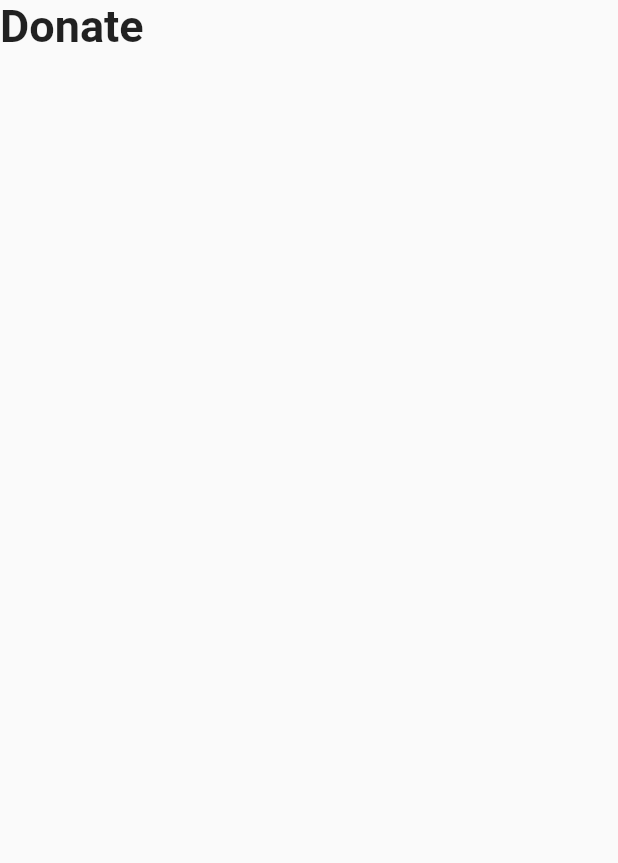
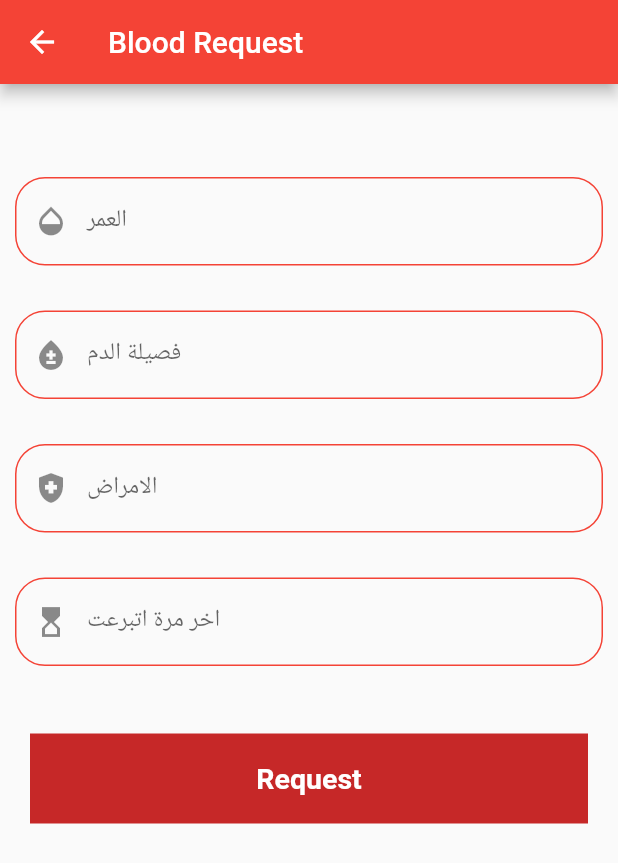
Before and after one commit to NehalAs/Medical_Emergency_App-graduation_project-, a Flutter app: the Donate screen opened directly, on a phone screen of 412 x 824 dp. Shown: the top 863 px of the screen. Run offline on Flutter 3.47's test engine with Material 2 defaults, Android fonts, the phone set to English and light mode, and no system bars; our stand-ins replace bloc, conditional_builder_null_safety, firebase_auth, firebase_core, flutter_bloc, geocoding and 3 more; missing offline and left inert: animated_floating_buttons; accounts and stored records are empty; network calls fail.

Commit message:
2_list_request

```diff
--- a/lib/modules/blood/Donate.dart
+++ b/lib/modules/blood/Donate.dart
@@ -1,16 +1,121 @@
 import 'package:flutter/material.dart';
+import 'package:flutter_bloc/flutter_bloc.dart';
+import 'package:graduation_project/shared/components/components.dart';
+import 'package:graduation_project/shared/cubit/cubit.dart';
+import 'package:graduation_project/shared/cubit/states.dart';
+import 'package:graduation_project/shared/styles/colors.dart';
 
 class Donate extends StatelessWidget {
-  const Donate({Key? key}) : super(key: key);
 
+  var bloodGroupController = TextEditingController();
+  var diseaseController = TextEditingController();
+  var lasttimeController = TextEditingController();
+  var ageController = TextEditingController();
   @override
   Widget build(BuildContext context) {
-    return  const Scaffold(
-      body: Text(
-        "Donate",
-        style: TextStyle(
-          fontWeight: FontWeight.bold,
-          fontSize: 30.0,
+    return Scaffold(
+      appBar: AppBar(
+        notificationPredicate: defaultScrollNotificationPredicate,
+        title:const Text("Blood Request "),
+      ),
+      body: SingleChildScrollView(
+        child: Padding(
+          padding: const EdgeInsets.symmetric(
+            horizontal: 10,
+            vertical: 32,
+          ),
+          child: Column(
+            children:[
+              const SizedBox(
+                height: 30,
+              ),
+              defaultFormField(
+                controller: ageController,
+                type: TextInputType.number,
+                validate: (value)
+                {
+                  if(value.isEmpty)
+                  {
+                    return 'Age must not be empty';
+                  }
+                },
+                label: 'العمر',
+                prefix: Icon(Icons.opacity),
+              ),
+              const SizedBox(
+                height: 30,
+              ),
+              defaultFormField(
+                controller: bloodGroupController,
+                type: TextInputType.text,
+                validate: (value)
+                {
+                  if(value.isEmpty)
+                  {
+                    return 'Blood Group must not be empty';
+                  }
+                },
+                label: 'فصيلة الدم',
+                prefix: Icon(Icons.bloodtype),
+              ),
+              SizedBox(
+                height: 30,
+              ),
+              defaultFormField(
+                controller: diseaseController,
+                type: TextInputType.text,
+                validate: (value)
+                {
+                  if(value.isEmpty)
+                  {
+                    return 'Disease must not be empty';
+                  }
+                },
+                label: 'الامراض ',
+                prefix: Icon(Icons.health_and_safety),
+              ),
+              SizedBox(
+                height: 30,
+              ),
+              defaultFormField(
+                controller: lasttimeController,
+                type: TextInputType.datetime,
+                validate: (value)
+                {
+                  if(value.isEmpty)
+                  {
+                    return 'Last Time must not be empty';
+                  }
+                },
+                label: 'اخر مرة اتبرعت ',
+                prefix: Icon(Icons.hourglass_top),
+              ),
+              SizedBox(
+                height: 40,
+              ),
+              Container(
+                color: defaultColor,
+                margin: EdgeInsets.symmetric(
+                  horizontal: 10,
+                  vertical: 5,
+                ),
+                height: 60,
+                width: double.infinity,
+
+                child: TextButton(onPressed: (){
+
+                }, child: Text(
+                  'Request',
+                  style: TextStyle(
+                    fontWeight: FontWeight.bold,
+                    fontSize: 19,
+                    color: Colors.white,
+                  ),
+                )),
+              ),
+
+            ],
+          ),
         ),
       ),
     );
--- a/lib/modules/blood/blood_screen.dart
+++ b/lib/modules/blood/blood_screen.dart
@@ -21,7 +21,8 @@ class BloodScreen extends StatelessWidget {
 
           floatingActionButton: Padding(
             padding: const EdgeInsets.symmetric(
-              horizontal: 40.0,
+            //  horizontal: 20.0,
+              vertical: 90,
             ),
             child: AnimatedFloatingActionButton(
               //Fab list
```
Also changed, not shown: lib/modules/blood/List_Requests.dart (added, +72 -0 lines), lib/shared/cubit/cubit.dart (+6 -3 lines), pubspec.lock.
